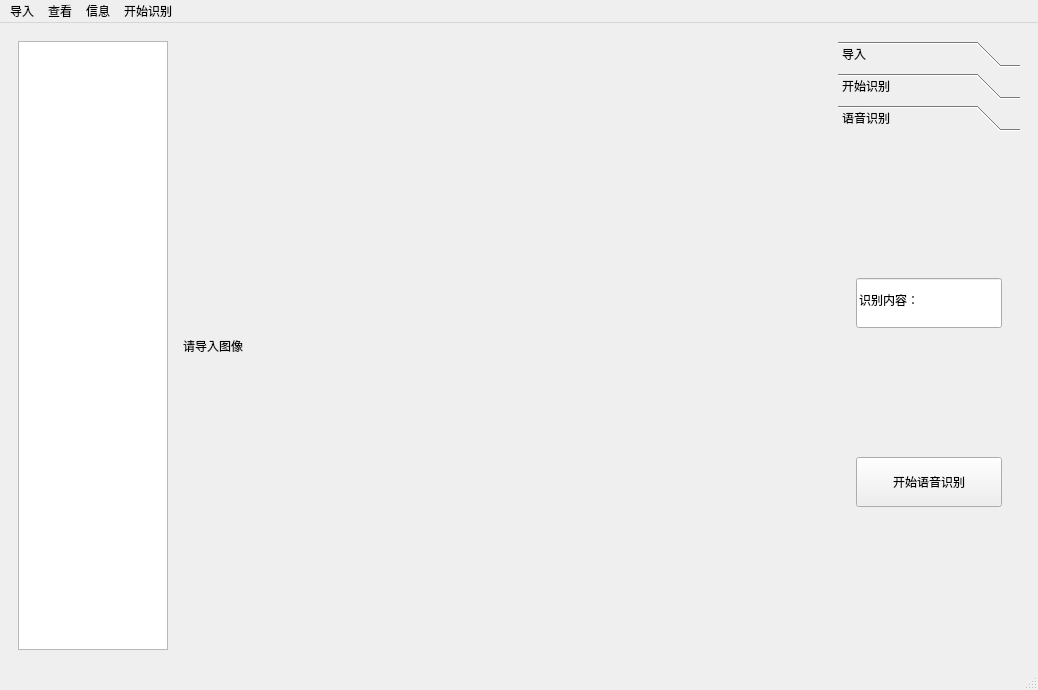
Before: the Qt Designer form Ui_MainWindow.ui in Charliechen114514/Smart_UltraSound_Detection, drawn with Qt 5.
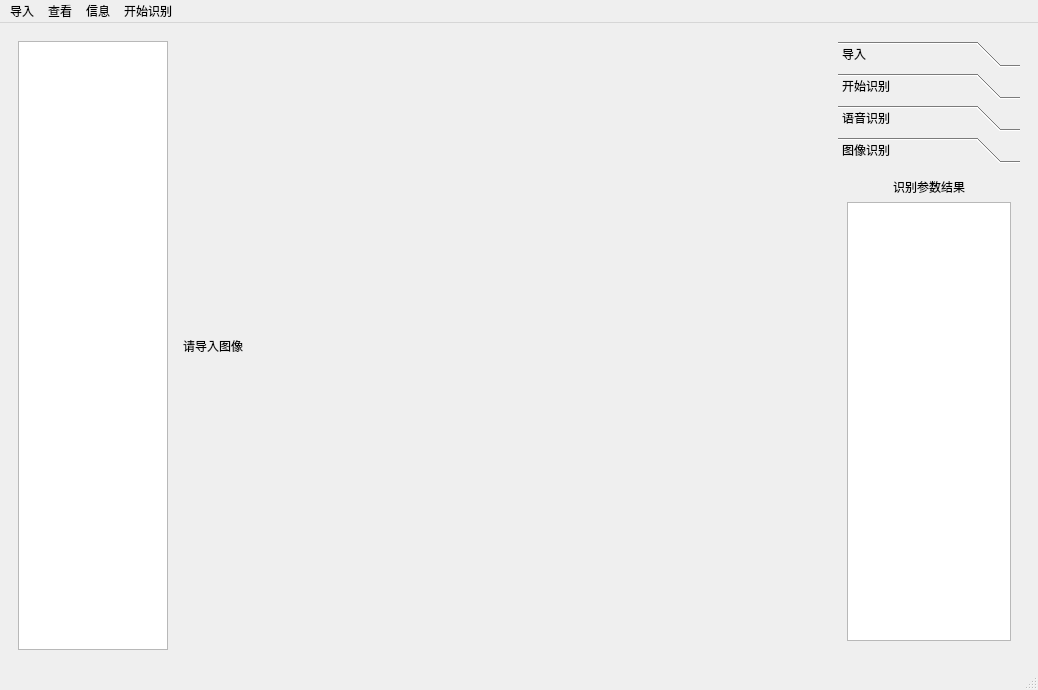
After: the same form once the commit is applied.

```diff
--- a/Ui_MainWindow.ui
+++ b/Ui_MainWindow.ui
@@ -86,7 +86,7 @@
           </size>
          </property>
          <property name="currentIndex">
-          <number>2</number>
+          <number>3</number>
          </property>
          <widget class="QWidget" name="imports">
           <property name="geometry">
@@ -169,7 +169,7 @@
             <x>0</x>
             <y>0</y>
             <width>182</width>
-            <height>522</height>
+            <height>492</height>
            </rect>
           </property>
           <attribute name="label">
@@ -210,6 +210,26 @@
            </item>
           </layout>
          </widget>
+         <widget class="QWidget" name="page_2">
+          <attribute name="label">
+           <string>图像识别</string>
+          </attribute>
+          <layout class="QVBoxLayout" name="verticalLayout_5">
+           <item>
+            <widget class="QLabel" name="label">
+             <property name="text">
+              <string>识别参数结果</string>
+             </property>
+             <property name="alignment">
+              <set>Qt::AlignCenter</set>
+             </property>
+            </widget>
+           </item>
+           <item>
+            <widget class="QTableWidget" name="OCR_Result_Recognizer"/>
+           </item>
+          </layout>
+         </widget>
         </widget>
        </item>
       </layout>
```
Left out of the diff: 8 changed lines with no effect on the pictures.
